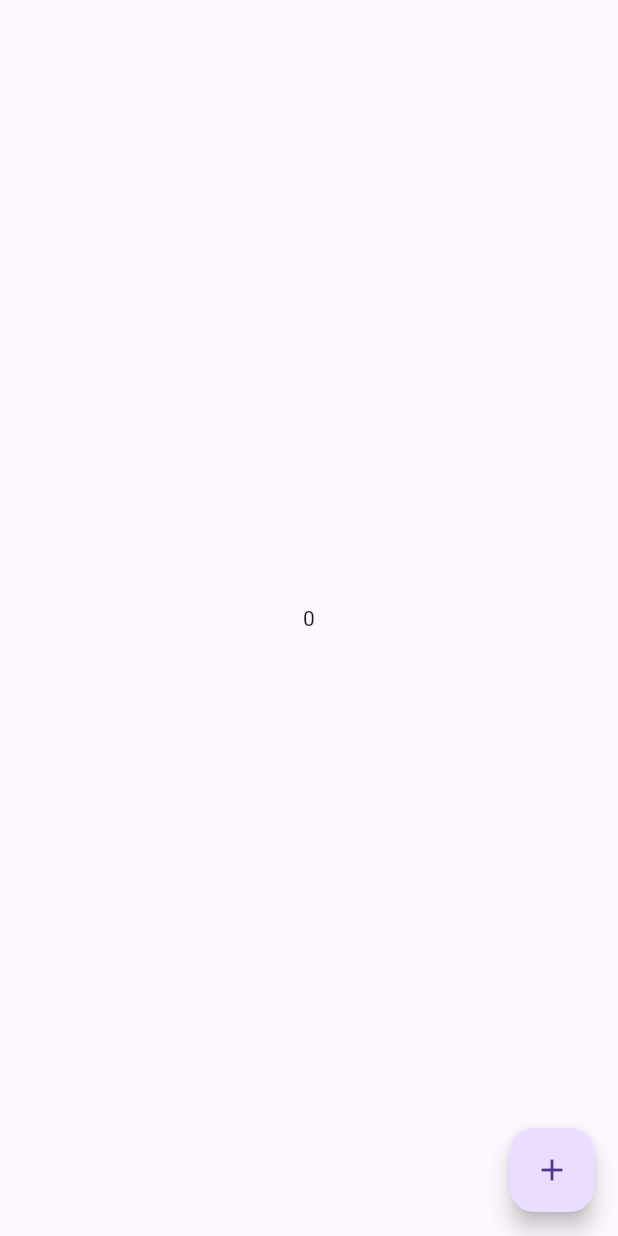
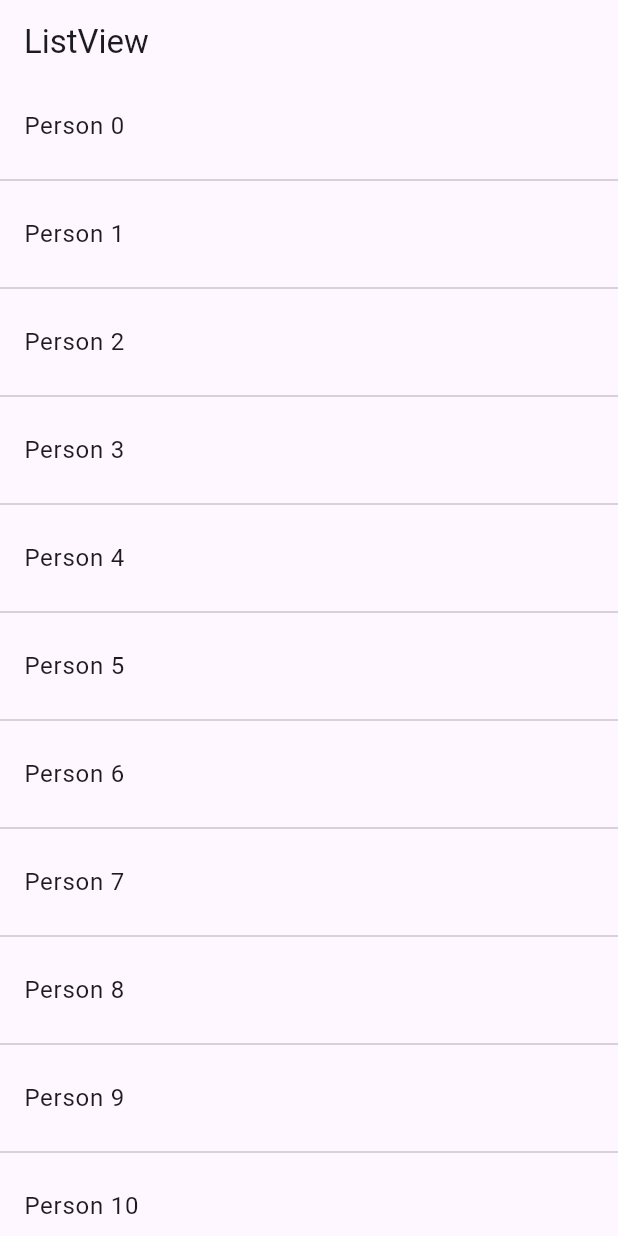
Before and after one commit to AmeeshaAntony/Flutter-Tutorial-Project1-, a Flutter app: the screen it shows after launch, on a phone screen of 412 x 824 dp. Run offline on Flutter 3.47's test engine with Material 3 defaults, Android fonts, the phone set to English and light mode, and no system bars.

Commit message:
Third commit

```diff
--- /dev/null
+++ b/lib/list.dart
@@ -0,0 +1,65 @@
+import 'package:flutter/material.dart';
+import 'package:flutter/widgets.dart';
+import 'package:project1/screen2.dart';
+
+class MyWidget extends StatelessWidget {
+  const MyWidget({super.key});
+
+  @override
+  Widget build(BuildContext context) {
+    return Scaffold(
+      appBar: AppBar(
+        title: const Text('ListView'),
+      ),
+      body:  SafeArea(
+        /*child: ListView(children: List.generate((100), (index){//100 limit , index - 1,2,3.........
+        return Column(
+          children: [
+            Text('Hi'),
+            Divider(
+              thickness: 6,//set the thickness of the divider
+              color: Colors.yellowAccent,//sets the color
+            ),//to divide the texts
+          ],
+        );
+      })),*/
+
+      /*child: ListView.separated(
+        itemBuilder: (abc,index){
+          return ListTile(//same of whtasapp
+            title: Text('Person $index'),
+            subtitle: Text('Hey $index'),
+            leading: CircleAvatar(
+              backgroundColor: Colors.pinkAccent,
+              //backgroundImage: NetworkImage('https://cdn.pixabay.com/photo/2022/01/21/00/35/whatsapp-icon-6953522_640.jpg'),
+              backgroundImage: AssetImage('images/whatsapp.webp'),
+            ),
+            trailing: Text('$index PM'),
+          );
+        },
+        separatorBuilder: (abc,index){//anything could be provided not only divider,abc - context
+          return Divider(
+
+          );
+        },
+        itemCount: 50),*/
+        child:ListView.separated(
+        itemBuilder: (abc,index){
+          return ListTile(
+            title: Text('Person $index'),
+            onTap: (){
+              Navigator.of(context).push(MaterialPageRoute(builder: (abc){
+                return Screen2(name:'Person $index' );
+              }));
+            },
+          );
+        },
+        separatorBuilder: (abc,index){
+          return Divider();
+        },
+        itemCount: 30)
+      ),
+      );
+
+  }
+}
--- a/lib/main.dart
+++ b/lib/main.dart
@@ -3,10 +3,14 @@
 import 'package:flutter/cupertino.dart';
 import 'package:flutter/material.dart';
 import 'package:flutter/widgets.dart';
-import 'package:project1/home.dart';
+import 'package:project1/screen1.dart';
+import 'package:project1/screen2.dart';
+import 'package:project1/list.dart';
 //import 'package:flutter/material.dart';
 
+
 main(){
+  //SharedPreferences.getinstance();
   runApp(MyApp());
 
 }
@@ -21,7 +25,16 @@ class MyApp extends StatelessWidget {
         primaryColor: Colors.blueGrey
 
       ),
-      home:Home(),
+      home:MyWidget(),
+      /*routes: {
+        'screen_1':(abc){
+          return Screen1();
+        },//calling screen1
+
+        'screen_2':(abc){
+          return Screen2();
+        }
+      },*/
     );
   }
 }
```
Also changed, not shown: lib/screen1.dart (added, +26 -0 lines), lib/screen2.dart (added, +20 -0 lines), pubspec.yaml (+5 -2 lines), assets/images/whatsapp.webp (added), pubspec.lock.
